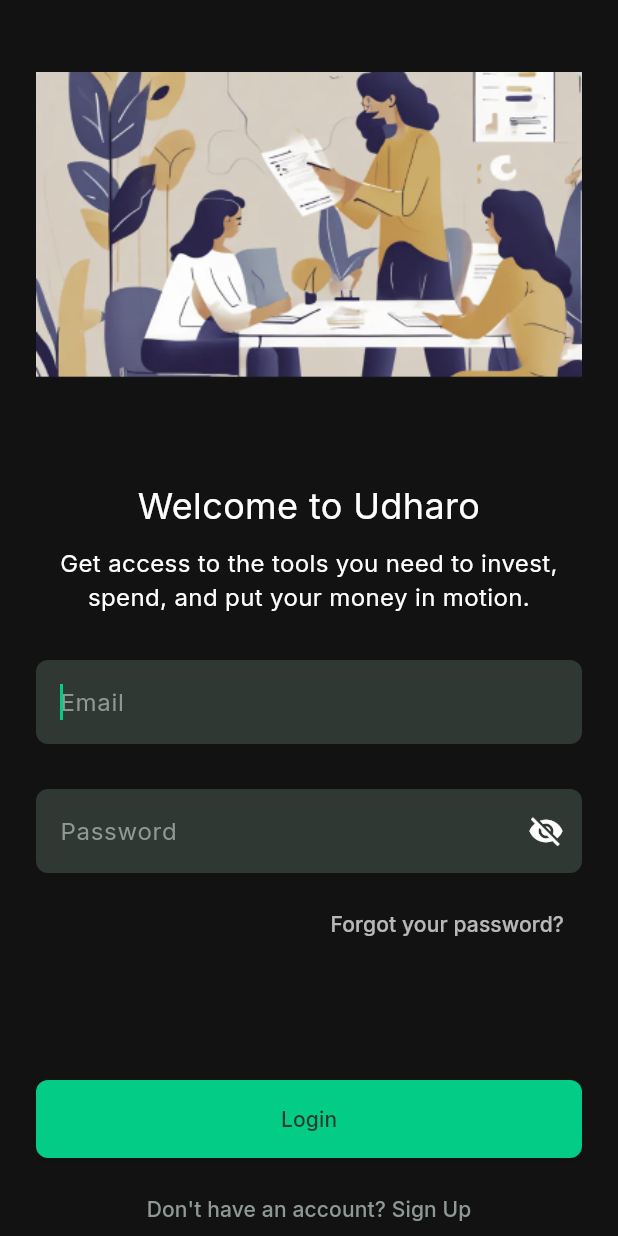
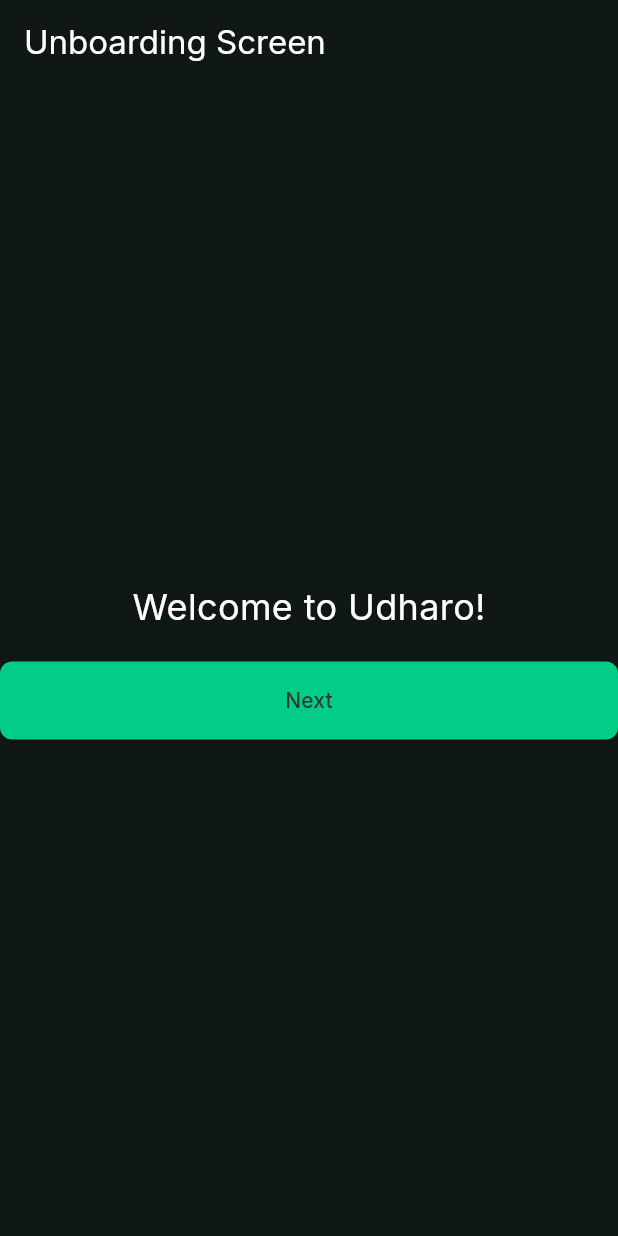
Before and after one commit to Mandeep-Thapa/Udharo, a Flutter app: the screen it shows after launch, on a phone screen of 412 x 824 dp. Run offline on Flutter 3.47's test engine with Material 3 defaults, Android fonts, the phone set to English and light mode, and no system bars; our stand-ins replace bloc, cached_network_image, dio, equatable, flutter_bloc, flutter_cache_manager and 3 more; missing offline and left inert: khalti_flutter.

Commit message:
Onboarding screen added

```diff
--- a/client/lib/main.dart
+++ b/client/lib/main.dart
@@ -18,8 +18,8 @@ import 'package:udharo/service/upload_kyc_bloc/upload_kyc_bloc.dart';
 import 'package:udharo/service/user_profile_bloc/profile_bloc.dart';
 import 'package:udharo/service/view_KYC_bloc/view_kyc_bloc.dart';
 import 'package:udharo/theme/theme_class.dart';
+import 'package:udharo/unboarding_screen.dart';
 import 'package:udharo/view/screens/home_page.dart';
-import 'package:udharo/view/screens/sign_in_screen.dart';
 
 void main() async {
   WidgetsFlutterBinding.ensureInitialized();
@@ -114,8 +114,10 @@ class _MyAppState extends State<MyApp> {
             title: 'Udharo',
             debugShowCheckedModeBanner: false,
             theme: ThemeClass.defaultTheme,
-            home:
-                widget.isUserLoggedIn ? const HomePage() : const SignInScreen(),
+            // home: const UnboardingScreen()
+            home: widget.isUserLoggedIn
+                ? const HomePage()
+                : const UnboardingScreen(),
           );
         },
       ),
--- /dev/null
+++ b/client/lib/unboarding_screen.dart
@@ -0,0 +1,105 @@
+import 'package:flutter/material.dart';
+import 'package:shared_preferences/shared_preferences.dart';
+import 'package:udharo/theme/theme_class.dart';
+import 'package:udharo/view/screens/sign_in_screen.dart';
+
+class UnboardingScreen extends StatefulWidget {
+  const UnboardingScreen({super.key});
+
+  @override
+  State<UnboardingScreen> createState() => _UnboardingScreenState();
+}
+
+class _UnboardingScreenState extends State<UnboardingScreen> {
+  final PageController _pageController = PageController();
+  int _currentPage = 0;
+
+  @override
+  Widget build(BuildContext context) {
+    return Scaffold(
+      appBar: AppBar(
+        backgroundColor: ThemeClass().backgroundColor,
+        title: const Text('Unboarding Screen'),
+      ),
+      body: PageView(
+        controller: _pageController,
+        onPageChanged: (int page) {
+          setState(() {
+            _currentPage = page;
+          });
+        },
+        children: [
+          OnboardingPage(
+            color: ThemeClass().backgroundColor,
+            text: 'Welcome to Udharo!',
+            buttonText: 'Next',
+            onPressed: () => _pageController.nextPage(
+              duration: const Duration(milliseconds: 300),
+              curve: Curves.easeIn,
+            ),
+          ),
+          OnboardingPage(
+            color: ThemeClass().backgroundColor,
+            text: 'Manage your finances easily.',
+            buttonText: 'Next',
+            onPressed: () => _pageController.nextPage(
+              duration: const Duration(milliseconds: 300),
+              curve: Curves.easeIn,
+            ),
+          ),
+          OnboardingPage(
+            color: ThemeClass().backgroundColor,
+            text: 'Get started now!',
+            buttonText: 'Get Started',
+            onPressed: () async {
+              final prefs = await SharedPreferences.getInstance();
+              await prefs.setBool('onboardingComplete', true);
+              Navigator.pushReplacement(
+                context,
+                MaterialPageRoute(
+                  builder: (context) => const SignInScreen(),
+                ),
+              );
+            },
+          ),
+        ],
+      ),
+    );
+  }
+}
+
+class OnboardingPage extends StatelessWidget {
+  final Color color;
+  final String text;
+  final String buttonText;
+  final VoidCallback onPressed;
+
+  const OnboardingPage({
+    Key? key,
+    required this.color,
+    required this.text,
+    required this.buttonText,
+    required this.onPressed,
+  }) : super(key: key);
+
+  @override
+  Widget build(BuildContext context) {
+    return Container(
+      color: color,
+      child: Column(
+        mainAxisAlignment: MainAxisAlignment.center,
+        children: [
+          Text(
+            text,
+            style: TextStyle(fontSize: 24, color: Colors.white),
+          ),
+          SizedBox(height: 20),
+          ElevatedButton(
+            onPressed: onPressed,
+            child: Text(buttonText),
+          ),
+        ],
+      ),
+    );
+  }
+}
--- a/client/lib/view/screens/sign_in_screen.dart
+++ b/client/lib/view/screens/sign_in_screen.dart
@@ -92,7 +92,7 @@ class _SignInScreenState extends State<SignInScreen> {
                   ),
                 ),
               ),
-              const SizedBox(height: 80),
+              const SizedBox(height: 20),
               // login button
               BlocConsumer<LoginBloc, LoginState>(
                 listener: (context, state) {
```
